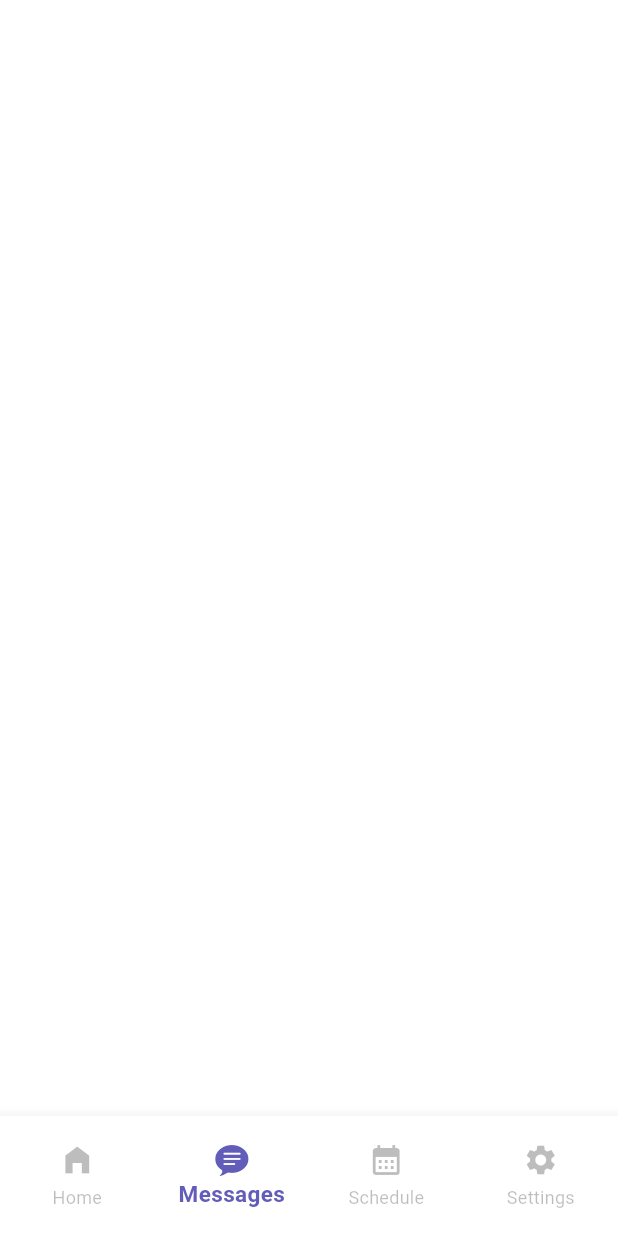
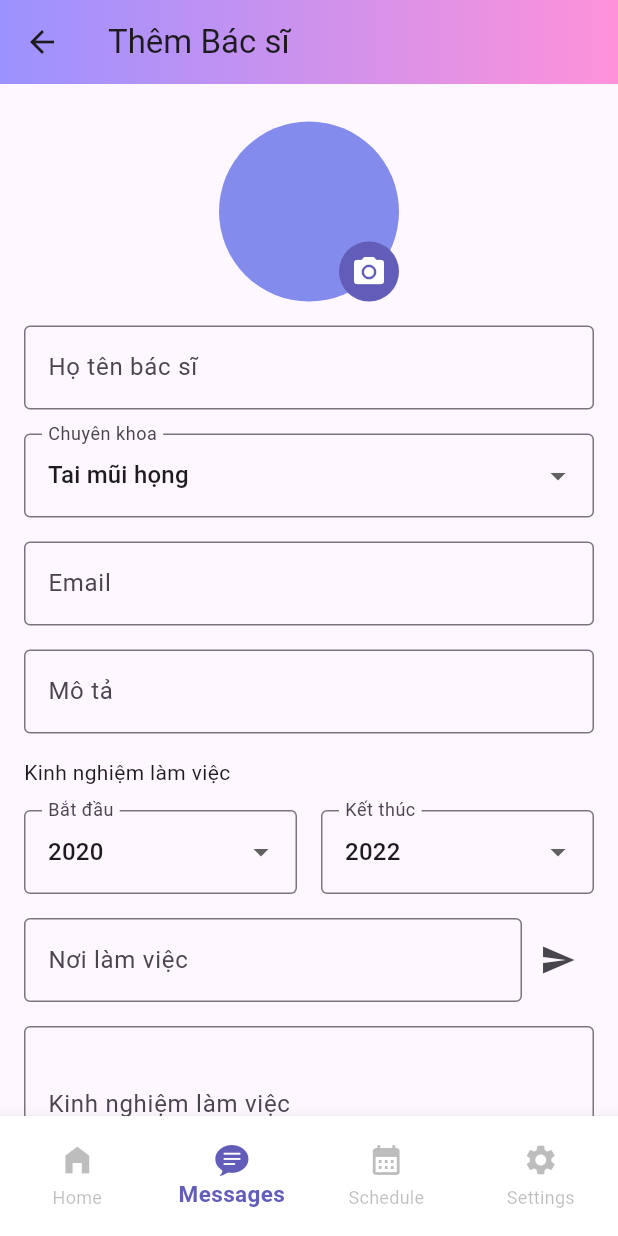
Before and after one commit to phathuynh24/HealthConsulting, a Flutter app: the AdminNavBar screen opened directly, item 2 of the bottom bar chosen, on a phone screen of 412 x 824 dp. Run offline on Flutter 3.47's test engine with Material 3 defaults, Android fonts, the phone set to English and light mode, and no system bars; our stand-ins replace cloud_firestore, country_picker, date_picker_timeline, file_picker, firebase_auth, firebase_core and 6 more; accounts and stored records are empty.

Commit message:
Add doctor

```diff
--- /dev/null
+++ b/assist_health/lib/ui/admin_screens/doctor_profile_add.dart
@@ -0,0 +1,387 @@
+import 'dart:io';
+
+import 'package:assist_health/others/theme.dart';
+import 'package:cloud_firestore/cloud_firestore.dart';
+import 'package:firebase_auth/firebase_auth.dart';
+import 'package:firebase_storage/firebase_storage.dart';
+import 'package:flutter/material.dart';
+import 'package:image_picker/image_picker.dart';
+import 'package:uuid/uuid.dart';
+
+class AddDoctorScreen extends StatefulWidget {
+  const AddDoctorScreen({Key? key}) : super(key: key);
+
+  @override
+  State<AddDoctorScreen> createState() => _AddDoctorScreenState();
+}
+
+class _AddDoctorScreenState extends State<AddDoctorScreen> {
+  TextEditingController _nameController = TextEditingController();
+  TextEditingController _emailController = TextEditingController();
+  TextEditingController _descriptionController = TextEditingController();
+  TextEditingController _experienceController = TextEditingController();
+  File? _selectedImage;
+  String _selectedSpecialty = 'Tai mũi họng'; // Default value
+  final List<String> _specialties = ['Tai mũi họng', 'Nội thần kinh', 'Mắt', 'Nha khoa', 'Chấn thương chỉnh hình'];
+  List<WorkExperience> _workExperiences = [WorkExperience()]; // Default value with an empty WorkExperience
+
+  @override
+  void initState() {
+    super.initState();
+    _nameController = TextEditingController();
+    _emailController = TextEditingController();
+    _descriptionController = TextEditingController();
+    _experienceController =TextEditingController();
+  }
+
+  @override
+  void dispose() {
+    _nameController.dispose();
+    _emailController.dispose();
+    _descriptionController.dispose();
+    _experienceController.dispose();
+    super.dispose();
+  }
+
+  @override
+  Widget build(BuildContext context) {
+    return Scaffold(
+      appBar: AppBar(
+        title: const Text('Thêm Bác sĩ'),
+         flexibleSpace: Container(
+                decoration: const BoxDecoration(
+                  gradient: LinearGradient(
+                    colors: [Themes.leftClr, Themes.rightClr],
+                    begin: Alignment.centerLeft,
+                    end: Alignment.centerRight,
+                  ),
+                ),
+              ),
+      ),
+      body: SingleChildScrollView(
+        child: Padding(
+          padding: const EdgeInsets.symmetric(vertical: 25, horizontal: 16),
+          child: Column(
+            children: [
+              Row(
+                mainAxisAlignment: MainAxisAlignment.center,
+                children: [
+                  GestureDetector(
+                    onTap: () {
+                      _pickImage();
+                    },
+                    child: Stack(
+                      children: [
+                        Container(
+                          width: 120,
+                          height: 120,
+                          decoration: const BoxDecoration(
+                            shape: BoxShape.circle,
+                            color: Themes.primaryColor,
+                          ),
+                          child: _selectedImage != null
+                              ? ClipRRect(
+                                  borderRadius: BorderRadius.circular(60),
+                                  child: Image.file(_selectedImage!, fit: BoxFit.cover),
+                                )
+                              : const SizedBox.shrink(),
+                        ),
+                        const Positioned(
+                          bottom: 0,
+                          right: 0,
+                          child: CircleAvatar(
+                            backgroundColor: Themes.iconClr,
+                            child: Icon(Icons.camera_alt, color: Colors.white),
+                          ),
+                        ),
+                      ],
+                    ),
+                  ),
+                ],
+              ),
+              const SizedBox(height: 16),
+              TextField(
+                controller: _nameController,
+                decoration: InputDecoration(
+                  labelText: 'Họ tên bác sĩ',
+                  border: OutlineInputBorder(),
+                ),
+              ),
+              const SizedBox(height: 16),
+              DropdownButtonFormField<String>(
+                value: _selectedSpecialty,
+                onChanged: (newValue) {
+                  setState(() {
+                    _selectedSpecialty = newValue!;
+                  });
+                },
+                items: _specialties.map<DropdownMenuItem<String>>((String value) {
+                  return DropdownMenuItem<String>(
+                    value: value,
+                    child: Text(value),
+                  );
+                }).toList(),
+                decoration: InputDecoration(
+                  labelText: 'Chuyên khoa',
+                  border: OutlineInputBorder(),
+                ),
+              ),
+              const SizedBox(height: 16),
+              TextField(
+                controller: _emailController,
+                decoration: InputDecoration(
+                  labelText: 'Email',
+                  border: OutlineInputBorder(),
+                ),
+              ),
+               const SizedBox(height: 16),
+              TextField(
+                controller: _descriptionController,
+                decoration: InputDecoration(
+                  labelText: 'Mô tả',
+                  border: OutlineInputBorder(),
+                ),
+
+
+              ),
+              const SizedBox(height: 16),
+              // Work experience input for each entry
+              for (int i = 0; i < _workExperiences.length; i++)
+                _buildWorkExperienceInput(i),
+
+              const SizedBox(height: 16),
+              TextField(
+                controller: _experienceController,
+                decoration: InputDecoration(
+                  labelText: 'Kinh nghiệm làm việc',
+                  border: OutlineInputBorder(),
+                ),
+                maxLines: 3,
+                readOnly: true,
+              ),
+
+               const SizedBox(height: 16),
+              ElevatedButton(
+                onPressed: () {
+                  _saveDataToFirestore();
+                },
+                child: const Text('Thêm'),
+              ),
+            ],
+          ),
+        ),
+      ),
+    );
+  }
+
+  Widget _buildWorkExperienceInput(int index) {
+    return Column(
+      crossAxisAlignment: CrossAxisAlignment.start,
+      children: [
+        Text('Kinh nghiệm làm việc'),
+        const SizedBox(height: 15),
+        Row(
+          mainAxisAlignment: MainAxisAlignment.spaceBetween,
+          children: [
+
+            Expanded(
+              flex: 1,
+              child: DropdownButtonFormField<String>(
+                value: _workExperiences[index].startYear,
+                onChanged: (newValue) {
+                  setState(() {
+                    _workExperiences[index].startYear = newValue!;
+                  });
+                },
+                items: _generateYearItems(),
+                decoration: InputDecoration(
+                  labelText: 'Bắt đầu',
+                  border: OutlineInputBorder(),
+                ),
+              ),
+            ),
+            const SizedBox(width: 16),
+            // Dropdown for end year
+            Expanded(
+              flex: 1,
+              child: DropdownButtonFormField<String>(
+                value: _workExperiences[index].endYear,
+                onChanged: (newValue) {
+                  setState(() {
+                    _workExperiences[index].endYear = newValue!;
+                  });
+                },
+                items: _generateYearItems(),
+                decoration: InputDecoration(
+                  labelText: 'Kết thúc',
+                  border: OutlineInputBorder(),
+                ),
+              ),
+            ),
+          ],
+        ),
+       const SizedBox(height: 16),
+        Row(
+          children: [
+            Expanded(
+              child: TextField(
+                controller: _workExperiences[index].workplaceController,
+                decoration: InputDecoration(
+                  labelText: 'Nơi làm việc',
+                  border: OutlineInputBorder(),
+                ),
+              ),
+            ),
+            IconButton(
+              onPressed: () {
+                _addTimelineDescription(index);
+              },
+              icon: Icon(Icons.send),
+            ),
+          ],
+        ),
+      ],
+    );
+  }
+
+  List<DropdownMenuItem<String>> _generateYearItems() {
+    final List<String> years = List.generate(30, (index) => (2023 - index).toString());
+    return years.map<DropdownMenuItem<String>>(
+      (String value) => DropdownMenuItem<String>(
+        value: value,
+        child: Text(value),
+      ),
+    ).toList();
+  }
+
+
+   void _addTimelineDescription(int index) {
+    final currentExperience = _workExperiences[index];
+    final timelineDescription =
+        '${currentExperience.startYear} - ${currentExperience.endYear}: ${currentExperience.workplaceController.text}';
+
+    // Add the timeline description to the general description
+    _experienceController.text = '${ _experienceController.text}\n$timelineDescription';
+  }
+  Future<String?> _uploadImageToFirebase(File imageFile, String uid) async {
+    try {
+      // Access Firebase Storage instance
+      FirebaseStorage storage = FirebaseStorage.instance;
+
+      // Create a reference to the image file
+      Reference storageReference = storage.ref().child('images/$uid.jpg');
+
+      // Upload the image file to Firebase Storage
+      UploadTask uploadTask = storageReference.putFile(imageFile);
+      TaskSnapshot taskSnapshot = await uploadTask;
+
+      // Get the download URL of the uploaded image
+      String downloadURL = await taskSnapshot.ref.getDownloadURL();
+      return downloadURL;
+    } catch (e) {
+      print('Error uploading image to Firebase Storage: $e');
+      return null;
+    }
+  }
+
+  void _saveDataToFirestore() async {
+  try {
+    String uid = Uuid().v4();
+    String name = _nameController.text.trim();
+    String email = _emailController.text.trim();
+    String description = _descriptionController.text.trim();
+    String experience = _experienceController.text.trim();
+
+    // Validate that all required fields are filled
+    if (name.isEmpty || email.isEmpty || description.isEmpty || experience.isEmpty || _selectedImage == null) {
+      _showErrorSnackBar('Please fill in all fields and select an image.');
+      return;
+    }
+
+
+    // Access Firestore instance
+    FirebaseFirestore firestore = FirebaseFirestore.instance;
+
+    // Check if an account with the provided email already exists
+    QuerySnapshot existingAccounts = await firestore
+        .collection('users')
+        .where('email', isEqualTo: email)
+        .get();
+
+    if (existingAccounts.docs.isNotEmpty) {
+      // An account with the same email already exists
+      _showErrorSnackBar('An account with this email already exists.');
+      return;
+    }
+
+    // Create a new document in the 'users' collection with the generated UID
+    DocumentReference doctorRef = await firestore.collection('users').doc(uid);
+      String? downloadURL;
+      if (_selectedImage != null) {
+        downloadURL = await _uploadImageToFirebase(_selectedImage!, uid);
+      }
+    // Set data for the doctor document
+    await doctorRef.set({
+      'uid': uid,
+      'name': _nameController.text,
+      'email': email,
+      'specialty': _selectedSpecialty,
+      'role': 'doctor',
+      'imageURL': downloadURL,
+    });
+
+
+    // Save work experiences
+    for (int i = 0; i < _workExperiences.length; i++) {
+      WorkExperience experience = _workExperiences[i];
+
+      // Add each work experience as a subcollection under the doctor's document
+      await doctorRef.collection('experience').add({
+        'startYear': experience.startYear,
+        'endYear': experience.endYear,
+        'workplace': experience.workplaceController.text,
+      });
+    }
+    await FirebaseAuth.instance.createUserWithEmailAndPassword(
+      email: _emailController.text,
+      password: '123456',);
+    _showSuccessSnackBar('Doctor information saved successfully!');
+
+  } catch (e) {
+    print('Error saving data to Firestore: $e');
+    _showErrorSnackBar('Error saving data to Firestore');
+  }
+}
+
+  _pickImage() async {
+    final picker = ImagePicker();
+    final pickedImage = await picker.pickImage(source: ImageSource.gallery);
+    if (pickedImage != null) {
+      setState(() {
+        _selectedImage = File(pickedImage.path);
+      });
+    }
+  }
+  void _showSuccessSnackBar(String message) {
+  ScaffoldMessenger.of(context).showSnackBar(
+    SnackBar(
+      content: Text(message),
+      backgroundColor: Colors.green, // Customize the background color
+    ),
+  );
+}
+void _showErrorSnackBar(String message) {
+  ScaffoldMessenger.of(context).showSnackBar(
+    SnackBar(
+      content: Text(message),
+      backgroundColor: Colors.red, // Customize the background color
+    ),
+  );
+}
+}
+
+class WorkExperience {
+  String startYear = '2020';
+  String endYear = '2022';
+  TextEditingController workplaceController = TextEditingController();
+}
--- a/assist_health/lib/ui/widgets/admin_navbar.dart
+++ b/assist_health/lib/ui/widgets/admin_navbar.dart
@@ -1,4 +1,5 @@
 import 'package:assist_health/others/theme.dart';
+import 'package:assist_health/ui/admin_screens/doctor_profile_add.dart';
 import 'package:flutter/cupertino.dart';
 import 'package:flutter/material.dart';
 import 'package:assist_health/ui/admin_screens/add_doctor.dart';
@@ -16,7 +17,7 @@ class _AdminNavBarState extends State<AdminNavBar> {
     // Screen 1
     const AddDoctorPage(),
     // Screen 2
-    Container(),
+    const AddDoctorScreen(),
     // Screen 3
     Container(),
     // Screen 4
```
Also changed, not shown: assist_health/lib/ui/admin_screens/doctor_profile_list.dart (added).
